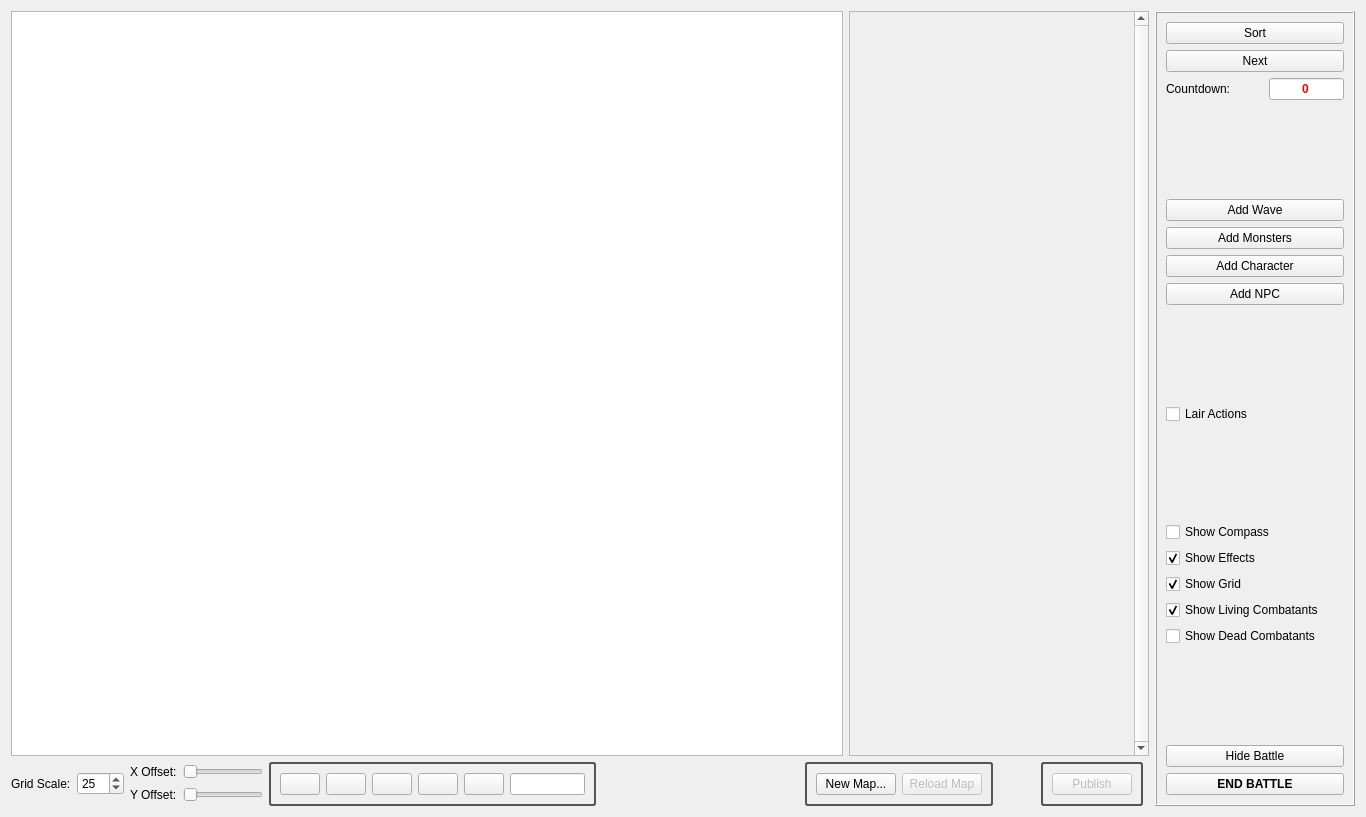
First picture: the form in DMHelper/src/battledialog.ui, repository MMetze/DMHelper, before the edit.
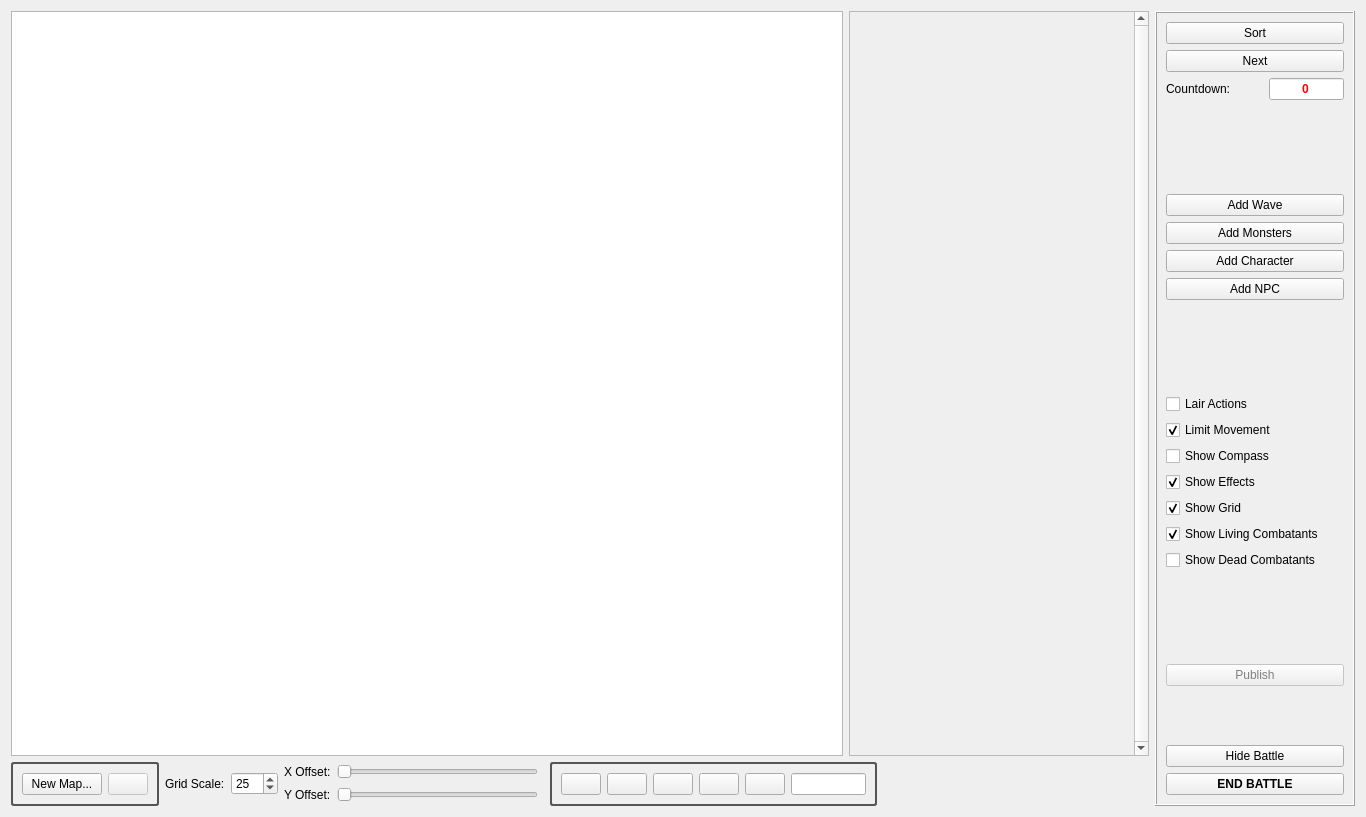
Second picture: the form after the edit. Icons and pictures are not drawn. Custom widgets are drawn as their Qt base class.

The edit to the form file:
```diff
--- a/DMHelper/src/battledialog.ui
+++ b/DMHelper/src/battledialog.ui
@@ -23,40 +23,7 @@
    <string notr="true">background-image: url(:/img/data/parchment.jpg);</string>
   </property>
   <layout class="QGridLayout" name="gridLayout">
-   <item row="1" column="6">
-    <widget class="QGroupBox" name="groupBox_2">
-     <property name="styleSheet">
-      <string notr="true">QGroupBox { 
-border: 2px solid gray; 
-border-radius: 3px; 
-border-color: rgb(85, 85, 85);
-color: rgb(85, 85, 85);
- } </string>
-     </property>
-     <property name="title">
-      <string/>
-     </property>
-     <layout class="QHBoxLayout" name="horizontalLayout_13">
-      <item>
-       <widget class="QPushButton" name="btnPublish">
-        <property name="enabled">
-         <bool>false</bool>
-        </property>
-        <property name="text">
-         <string>Publish</string>
-        </property>
-        <property name="checkable">
-         <bool>true</bool>
-        </property>
-        <property name="autoDefault">
-         <bool>false</bool>
-        </property>
-       </widget>
-      </item>
-     </layout>
-    </widget>
-   </item>
-   <item row="0" column="8" rowspan="2">
+   <item row="0" column="7" rowspan="2">
     <widget class="QFrame" name="frame">
      <property name="sizePolicy">
       <sizepolicy hsizetype="Maximum" vsizetype="Preferred">
@@ -213,28 +180,25 @@
         </property>
        </spacer>
       </item>
-      <item>
-       <widget class="QCheckBox" name="chkLair">
-        <property name="text">
-         <string>Lair Actions</string>
-        </property>
-       </widget>
-      </item>
-      <item>
-       <spacer name="verticalSpacer_4">
-        <property name="orientation">
-         <enum>Qt::Vertical</enum>
-        </property>
-        <property name="sizeHint" stdset="0">
-         <size>
-          <width>20</width>
-          <height>40</height>
-         </size>
-        </property>
-       </spacer>
-      </item>
       <item>
        <layout class="QVBoxLayout" name="verticalLayout">
+        <item>
+         <widget class="QCheckBox" name="chkLair">
+          <property name="text">
+           <string>Lair Actions</string>
+          </property>
+         </widget>
+        </item>
+        <item>
+         <widget class="QCheckBox" name="chkLimitMovement">
+          <property name="text">
+           <string>Limit Movement</string>
+          </property>
+          <property name="checked">
+           <bool>true</bool>
+          </property>
+         </widget>
+        </item>
         <item>
          <widget class="QCheckBox" name="chkShowCompass">
           <property name="text">
@@ -294,6 +258,38 @@
         </property>
        </spacer>
       </item>
+      <item>
+       <widget class="QPushButton" name="btnPublish">
+        <property name="enabled">
+         <bool>false</bool>
+        </property>
+        <property name="styleSheet">
+         <string notr="true">QPushButton {color: gray; font-weight: normal; }</string>
+        </property>
+        <property name="text">
+         <string>Publish</string>
+        </property>
+        <property name="checkable">
+         <bool>true</bool>
+        </property>
+        <property name="autoDefault">
+         <bool>false</bool>
+        </property>
+       </widget>
+      </item>
+      <item>
+       <spacer name="verticalSpacer_5">
+        <property name="orientation">
+         <enum>Qt::Vertical</enum>
+        </property>
+        <property name="sizeHint" stdset="0">
+         <size>
+          <width>20</width>
+          <height>40</height>
+         </size>
+        </property>
+       </spacer>
+      </item>
       <item>
        <widget class="QPushButton" name="btnHideBattle">
         <property name="text">
@@ -323,47 +319,23 @@
      </layout>
     </widget>
    </item>
-   <item row="1" column="4">
-    <widget class="QGroupBox" name="groupBox_3">
-     <property name="styleSheet">
-      <string notr="true">QGroupBox { 
-border: 2px solid gray; 
-border-radius: 3px; 
-border-color: rgb(85, 85, 85);
-color: rgb(85, 85, 85);
- } </string>
+   <item row="1" column="5">
+    <spacer name="horizontalSpacer">
+     <property name="orientation">
+      <enum>Qt::Horizontal</enum>
      </property>
-     <property name="title">
-      <string/>
+     <property name="sizeType">
+      <enum>QSizePolicy::Expanding</enum>
      </property>
-     <layout class="QHBoxLayout" name="horizontalLayout_14">
-      <item>
-       <widget class="QPushButton" name="btnNewMap">
-        <property name="text">
-         <string>New Map...</string>
-        </property>
-        <property name="autoDefault">
-         <bool>false</bool>
-        </property>
-       </widget>
-      </item>
-      <item>
-       <widget class="QPushButton" name="btnReloadMap">
-        <property name="enabled">
-         <bool>false</bool>
-        </property>
-        <property name="text">
-         <string>Reload Map</string>
-        </property>
-        <property name="autoDefault">
-         <bool>false</bool>
-        </property>
-       </widget>
-      </item>
-     </layout>
-    </widget>
+     <property name="sizeHint" stdset="0">
+      <size>
+       <width>40</width>
+       <height>20</height>
+      </size>
+     </property>
+    </spacer>
    </item>
-   <item row="1" column="2">
+   <item row="1" column="3">
     <widget class="QGroupBox" name="groupBox">
      <property name="styleSheet">
       <string notr="true">QGroupBox { 
@@ -496,19 +468,6 @@
      </layout>
     </widget>
    </item>
-   <item row="1" column="3">
-    <spacer name="horizontalSpacer_2">
-     <property name="orientation">
-      <enum>Qt::Horizontal</enum>
-     </property>
-     <property name="sizeHint" stdset="0">
-      <size>
-       <width>200</width>
-       <height>20</height>
-      </size>
-     </property>
-    </spacer>
-   </item>
    <item row="1" column="1">
     <layout class="QVBoxLayout" name="verticalLayout_2">
      <item>
@@ -522,6 +481,12 @@
        </item>
        <item>
         <widget class="QSlider" name="sliderX">
+         <property name="sizePolicy">
+          <sizepolicy hsizetype="MinimumExpanding" vsizetype="Fixed">
+           <horstretch>0</horstretch>
+           <verstretch>0</verstretch>
+          </sizepolicy>
+         </property>
          <property name="minimum">
           <number>0</number>
          </property>
@@ -546,6 +511,12 @@
        </item>
        <item>
         <widget class="QSlider" name="sliderY">
+         <property name="sizePolicy">
+          <sizepolicy hsizetype="MinimumExpanding" vsizetype="Fixed">
+           <horstretch>0</horstretch>
+           <verstretch>0</verstretch>
+          </sizepolicy>
+         </property>
          <property name="minimum">
           <number>0</number>
          </property>
@@ -561,48 +532,7 @@
      </item>
     </layout>
    </item>
-   <item row="1" column="5">
-    <spacer name="horizontalSpacer">
-     <property name="orientation">
-      <enum>Qt::Horizontal</enum>
-     </property>
-     <property name="sizeHint" stdset="0">
-      <size>
-       <width>40</width>
-       <height>20</height>
-      </size>
-     </property>
-    </spacer>
-   </item>
-   <item row="1" column="0">
-    <layout class="QVBoxLayout" name="verticalLayout_3">
-     <item>
-      <layout class="QHBoxLayout" name="horizontalLayout">
-       <item>
-        <widget class="QLabel" name="label_3">
-         <property name="text">
-          <string>Grid Scale:</string>
-         </property>
-        </widget>
-       </item>
-       <item>
-        <widget class="QSpinBox" name="spinGridScale">
-         <property name="minimum">
-          <number>5</number>
-         </property>
-         <property name="maximum">
-          <number>250</number>
-         </property>
-         <property name="value">
-          <number>25</number>
-         </property>
-        </widget>
-       </item>
-      </layout>
-     </item>
-    </layout>
-   </item>
-   <item row="0" column="0" colspan="8">
+   <item row="0" column="0" colspan="7">
     <layout class="QHBoxLayout" name="horizontalLayout_7">
      <item>
       <widget class="BattleDialogGraphicsView" name="graphicsView">
@@ -654,6 +584,78 @@
      </item>
     </layout>
    </item>
+   <item row="1" column="0">
+    <layout class="QVBoxLayout" name="verticalLayout_3">
+     <item>
+      <layout class="QHBoxLayout" name="horizontalLayout">
+       <item>
+        <widget class="QGroupBox" name="groupBox_3">
+         <property name="styleSheet">
+          <string notr="true">QGroupBox { 
+border: 2px solid gray; 
+border-radius: 3px; 
+border-color: rgb(85, 85, 85);
+color: rgb(85, 85, 85);
+ } </string>
+         </property>
+         <property name="title">
+          <string/>
+         </property>
+         <layout class="QHBoxLayout" name="horizontalLayout_14">
+          <item>
+           <widget class="QPushButton" name="btnNewMap">
+            <property name="text">
+             <string>New Map...</string>
+            </property>
+            <property name="autoDefault">
+             <bool>false</bool>
+            </property>
+           </widget>
+          </item>
+          <item>
+           <widget class="QPushButton" name="btnReloadMap">
+            <property name="enabled">
+             <bool>false</bool>
+            </property>
+            <property name="text">
+             <string/>
+            </property>
+            <property name="icon">
+             <iconset resource="resources.qrc">
+              <normaloff>:/img/data/icon_reload.png</normaloff>:/img/data/icon_reload.png</iconset>
+            </property>
+            <property name="autoDefault">
+             <bool>false</bool>
+            </property>
+           </widget>
+          </item>
+         </layout>
+        </widget>
+       </item>
+       <item>
+        <widget class="QLabel" name="label_3">
+         <property name="text">
+          <string>Grid Scale:</string>
+         </property>
+        </widget>
+       </item>
+       <item>
+        <widget class="QSpinBox" name="spinGridScale">
+         <property name="minimum">
+          <number>5</number>
+         </property>
+         <property name="maximum">
+          <number>250</number>
+         </property>
+         <property name="value">
+          <number>25</number>
+         </property>
+        </widget>
+       </item>
+      </layout>
+     </item>
+    </layout>
+   </item>
   </layout>
  </widget>
  <customwidgets>
```
